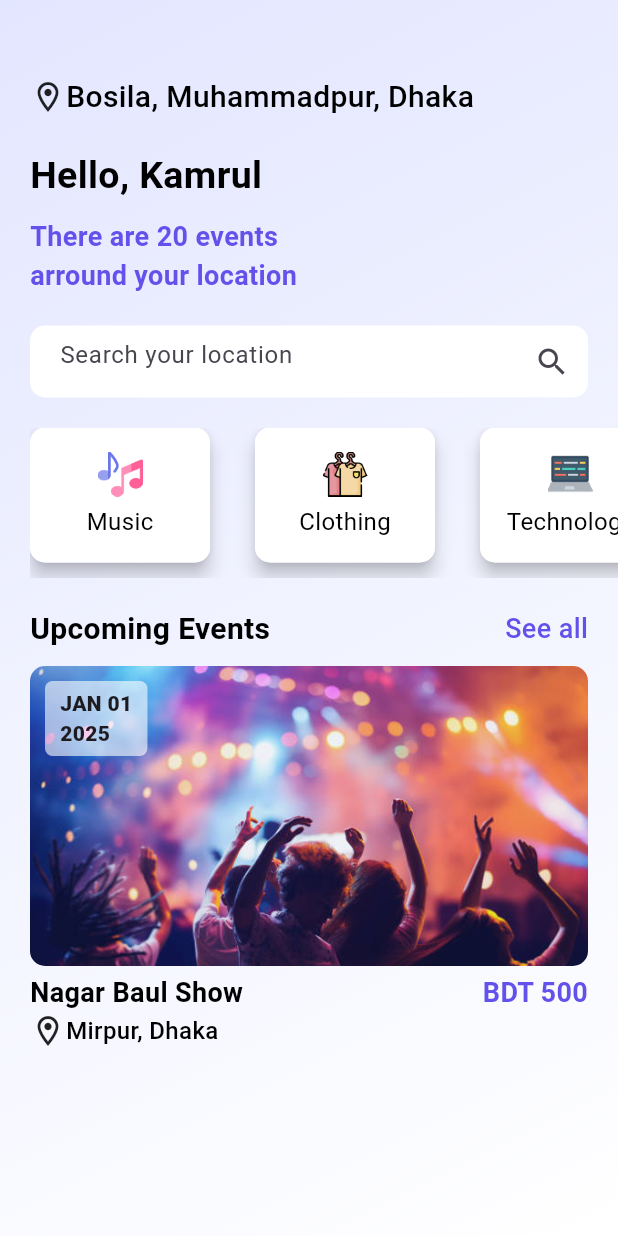
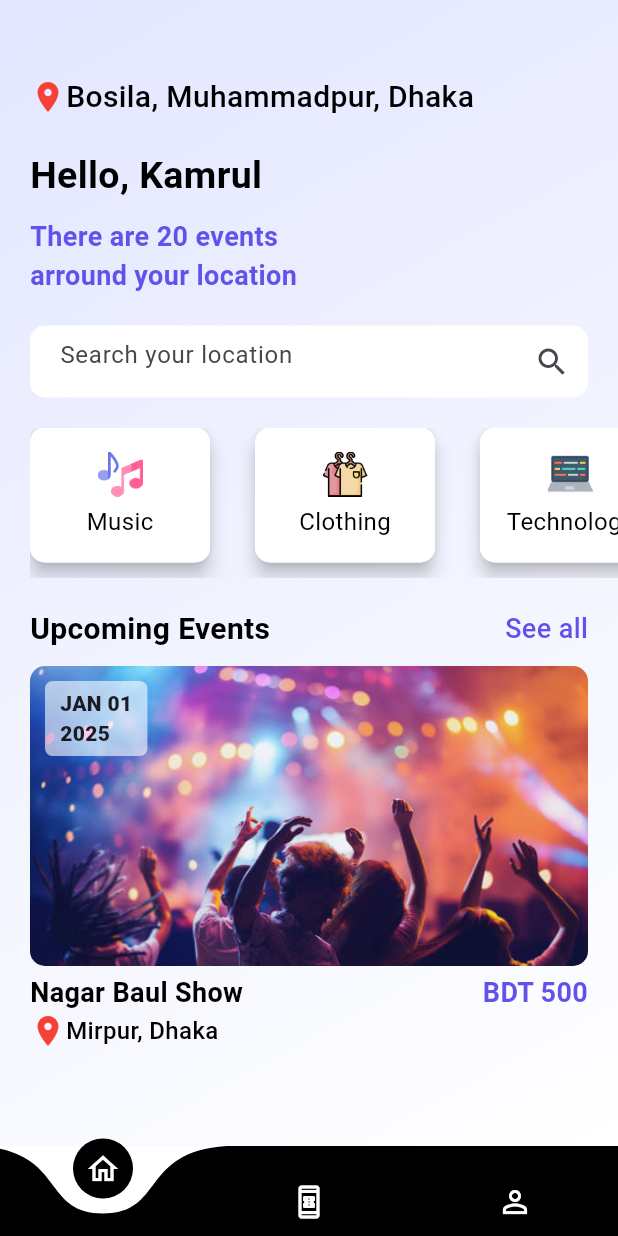
Before and after one commit to khsujon/Event_booking-App, a Flutter app: the screen it shows after launch, on a phone screen of 412 x 824 dp. Run offline on Flutter 3.47's test engine with Material 3 defaults, Android fonts, the phone set to English and light mode, and no system bars; drawn by our look-alikes of curved_navigation_bar.

Commit message:
Bottom nav bar added

```diff
--- a/lib/main.dart
+++ b/lib/main.dart
@@ -1,3 +1,4 @@
+import 'package:book_event/pages/bottom_navbar.dart';
 import 'package:book_event/pages/home_screen.dart';
 import 'package:flutter/material.dart';
 
@@ -18,7 +19,7 @@ class MyApp extends StatelessWidget {
         colorScheme: ColorScheme.fromSeed(seedColor: Colors.deepPurple),
         useMaterial3: true,
       ),
-      home: const HomeScreen(),
+      home: BottomNavbar(),
     );
   }
 }
--- /dev/null
+++ b/lib/pages/booking_screen.dart
@@ -0,0 +1,15 @@
+import 'package:flutter/material.dart';
+
+class BookingScreen extends StatefulWidget {
+  const BookingScreen({super.key});
+
+  @override
+  State<BookingScreen> createState() => _BookingScreenState();
+}
+
+class _BookingScreenState extends State<BookingScreen> {
+  @override
+  Widget build(BuildContext context) {
+    return const Placeholder();
+  }
+}
--- /dev/null
+++ b/lib/pages/bottom_navbar.dart
@@ -0,0 +1,61 @@
+import 'package:book_event/pages/booking_screen.dart';
+import 'package:book_event/pages/home_screen.dart';
+import 'package:book_event/pages/profile_screen.dart';
+import 'package:curved_navigation_bar/curved_navigation_bar.dart';
+import 'package:flutter/material.dart';
+
+class BottomNavbar extends StatefulWidget {
+  const BottomNavbar({super.key});
+
+  @override
+  State<BottomNavbar> createState() => _BottomNavbarState();
+}
+
+class _BottomNavbarState extends State<BottomNavbar> {
+  late List<Widget> pages;
+  late HomeScreen homeScreen;
+  late BookingScreen bookingScreen;
+  late ProfileScreen profileScreen;
+  int currentTabIndex = 0;
+
+  @override
+  void initState() {
+    homeScreen = HomeScreen();
+    bookingScreen = BookingScreen();
+    profileScreen = ProfileScreen();
+
+    pages = [homeScreen, bookingScreen, profileScreen];
+    super.initState();
+  }
+
+  @override
+  Widget build(BuildContext context) {
+    return Scaffold(
+      bottomNavigationBar: CurvedNavigationBar(
+          height: 60,
+          color: Colors.black,
+          backgroundColor: Colors.white,
+          animationDuration: Duration(milliseconds: 500),
+          onTap: (int index) {
+            setState(() {
+              currentTabIndex = index;
+            });
+          },
+          items: [
+            Icon(
+              Icons.home_outlined,
+              color: Colors.white,
+            ),
+            Icon(
+              Icons.book_online_outlined,
+              color: Colors.white,
+            ),
+            Icon(
+              Icons.person_outline,
+              color: Colors.white,
+            ),
+          ]),
+      body: pages[currentTabIndex],
+    );
+  }
+}
--- a/lib/pages/home_screen.dart
+++ b/lib/pages/home_screen.dart
@@ -26,7 +26,10 @@ class _HomeScreenState extends State<HomeScreen> {
           //Location
           Row(
             children: [
-              Icon(Icons.location_on_outlined),
+              Icon(
+                Icons.location_on,
+                color: Colors.red,
+              ),
               Text(
                 "Bosila, Muhammadpur, Dhaka",
                 style: TextStyle(
@@ -223,7 +226,10 @@ class _HomeScreenState extends State<HomeScreen> {
           //Event Location
           Row(
             children: [
-              Icon(Icons.location_on_outlined),
+              Icon(
+                Icons.location_on,
+                color: Colors.red,
+              ),
               Text(
                 "Mirpur, Dhaka",
                 style: TextStyle(
--- /dev/null
+++ b/lib/pages/profile_screen.dart
@@ -0,0 +1,15 @@
+import 'package:flutter/material.dart';
+
+class ProfileScreen extends StatefulWidget {
+  const ProfileScreen({super.key});
+
+  @override
+  State<ProfileScreen> createState() => _ProfileScreenState();
+}
+
+class _ProfileScreenState extends State<ProfileScreen> {
+  @override
+  Widget build(BuildContext context) {
+    return const Placeholder();
+  }
+}
--- a/pubspec.yaml
+++ b/pubspec.yaml
@@ -35,6 +35,7 @@ dependencies:
   # The following adds the Cupertino Icons font to your application.
   # Use with the CupertinoIcons class for iOS style icons.
   cupertino_icons: ^1.0.8
+  curved_navigation_bar: ^1.0.6
 
 dev_dependencies:
   flutter_test:
```
Also changed, not shown: pubspec.lock.
